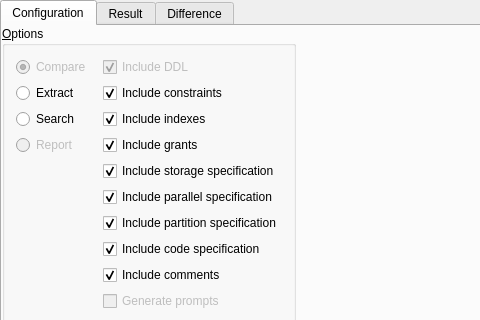
Qt form src/tools/toscriptui.ui (tora-tool/tora) before a commit; both pictures show x 0 to 480 and y 0 to 320 of the 918 by 881 pixel window.
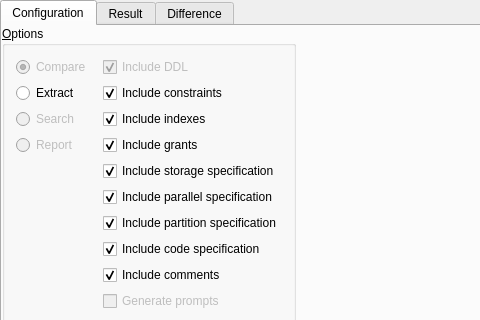
The same form after that commit. Custom widgets are drawn as their Qt base class.

What changed in the file:
```diff
--- a/src/tools/toscriptui.ui
+++ b/src/tools/toscriptui.ui
@@ -190,6 +190,9 @@
          </item>
          <item row="2" column="0">
           <widget class="QRadioButton" name="Search">
+           <property name="enabled">
+            <bool>false</bool>
+           </property>
            <property name="text">
             <string>Search</string>
            </property>
```
